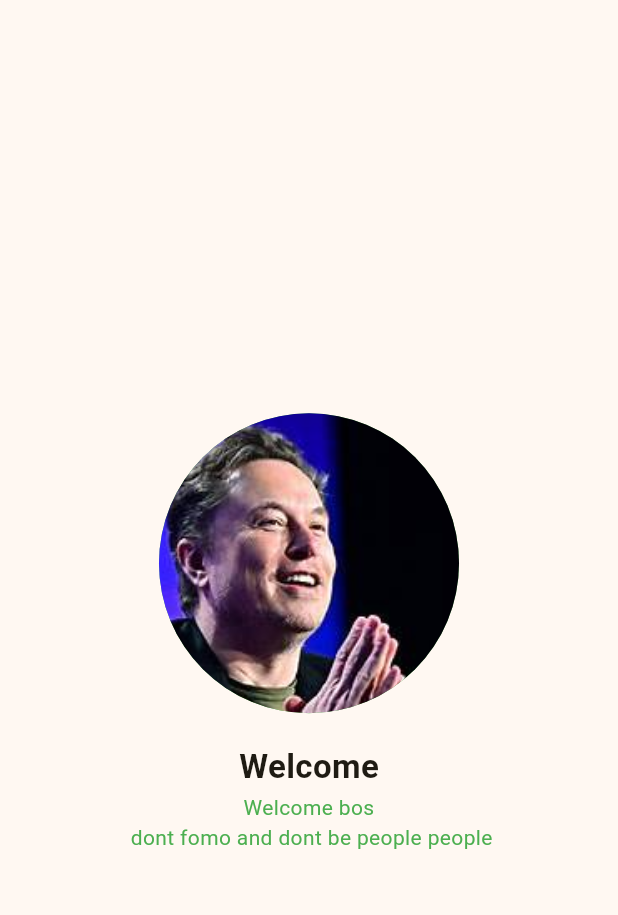
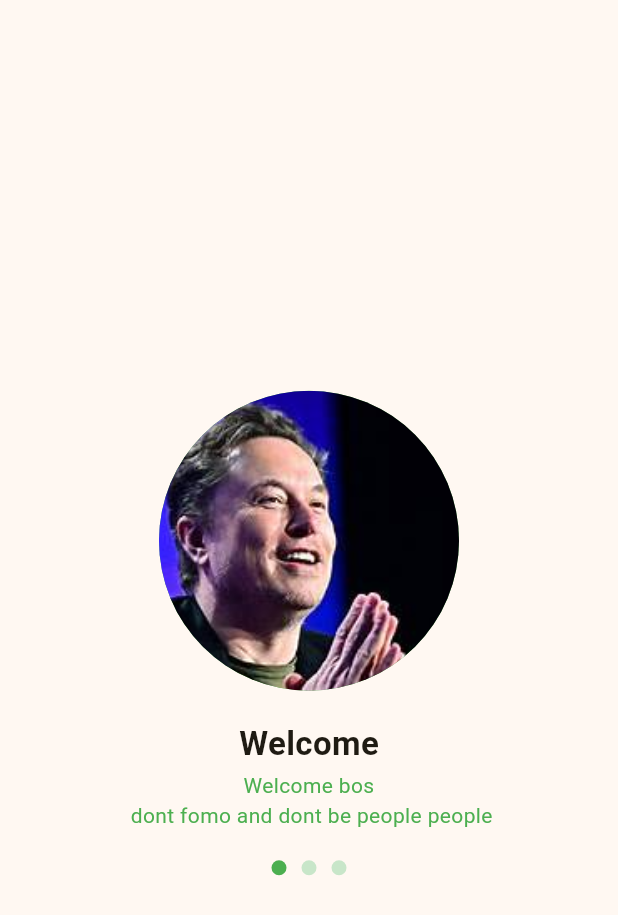
Before and after one commit to afnan923/-KB1179-1123150074-uts-, a Flutter app: the screen it shows after launch, on a phone screen of 412 x 824 dp. Shown: the top 915 px of the screen. Run offline on Flutter 3.47's test engine with Material 3 defaults, Android fonts, the phone set to English and light mode, and no system bars.

Commit message:
add circle small dibawah text

```diff
--- a/lib/screen/splash_screen_1.dart
+++ b/lib/screen/splash_screen_1.dart
@@ -39,6 +39,38 @@ class MySplashScreen extends StatelessWidget {
                 color: Colors.green
               ),
             ),
+             SizedBox(height: 20),
+            Row(
+              mainAxisAlignment: MainAxisAlignment.center,
+              children: [
+                Container(
+              height: 10,
+              width: 10,
+              decoration: BoxDecoration(
+                color: Colors.green,
+                shape: BoxShape.circle,
+                ),
+              ),
+              SizedBox(width: 10),
+                Container(
+              height: 10,
+              width: 10,
+              decoration: BoxDecoration(
+                color: Colors.green[100]!,
+                shape: BoxShape.circle,
+                ),
+              ),
+                SizedBox(width: 10),
+                Container(
+              height: 10,
+              width: 10,
+              decoration: BoxDecoration(
+                color: Colors.green[100]!,
+                shape: BoxShape.circle,
+                ),
+              ),
+              ],
+            ),
           ],
         ),
       ),
```
